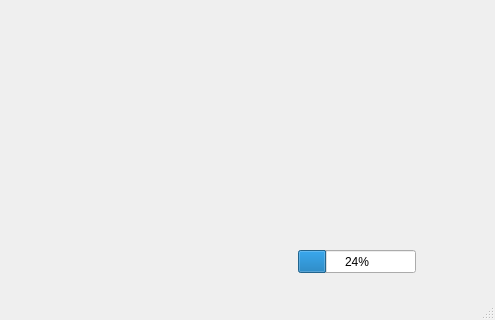
Uriziel19s/Writer, file mainwindow.ui: the form before one commit; both pictures show x 252 to 747 and y 267 to 587 of the 747 by 587 pixel window.
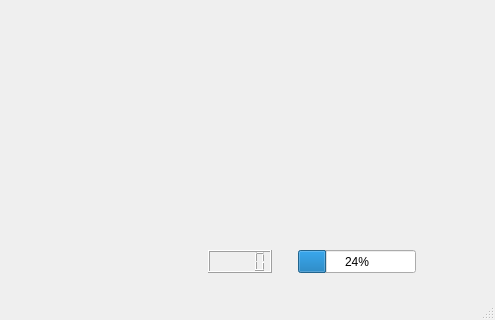
The form after the commit. Custom widgets are drawn as their Qt base class.

Commit message: added mistakes counter, fixed bug with two spaces

Patch:
```diff
--- a/mainwindow.ui
+++ b/mainwindow.ui
@@ -27,6 +27,16 @@
      <number>24</number>
     </property>
    </widget>
+   <widget class="QLCDNumber" name="lcdMistakesCounter">
+    <property name="geometry">
+     <rect>
+      <x>460</x>
+      <y>500</y>
+      <width>64</width>
+      <height>23</height>
+     </rect>
+    </property>
+   </widget>
   </widget>
   <widget class="QMenuBar" name="menubar">
    <property name="geometry">
```
The commit also changes 4 other files.
